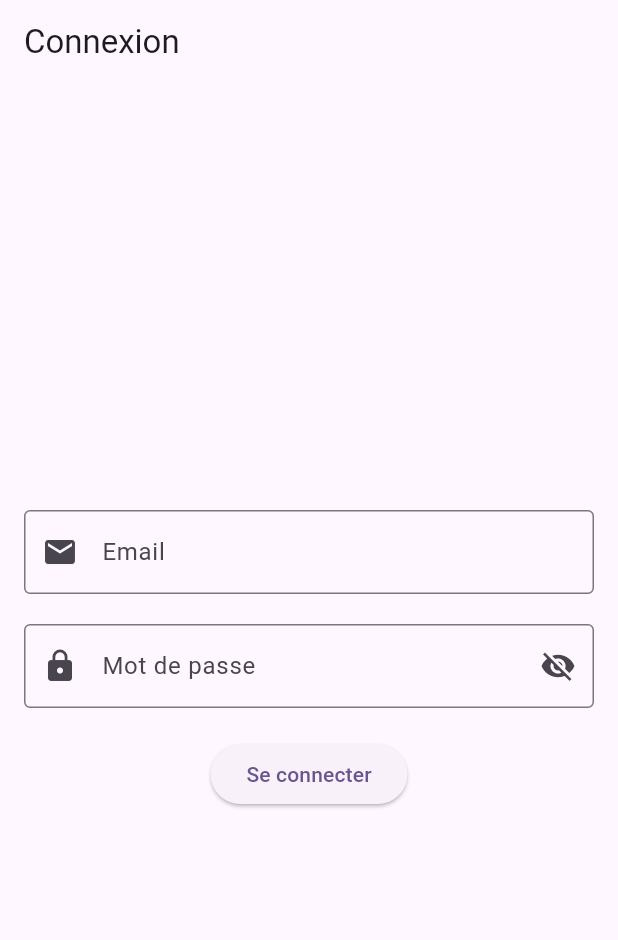
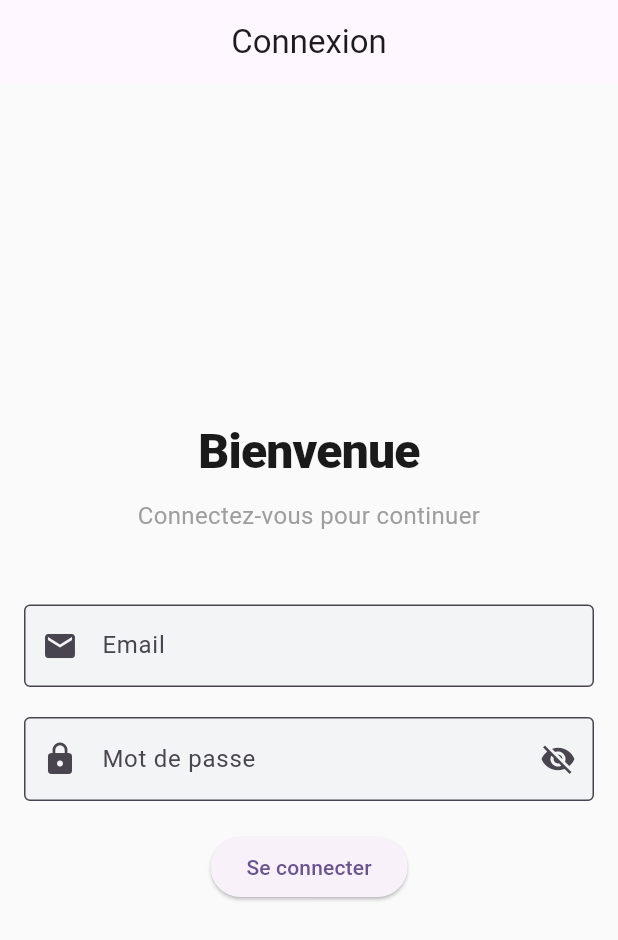
Before and after one commit to vortalitylbg/flutter-ap, a Flutter app: the screen it shows after launch, on a phone screen of 412 x 824 dp. Shown: the top 940 px of the screen. Run offline on Flutter 3.47's test engine with Material 3 defaults, Android fonts, the phone set to English and light mode, and no system bars; our stand-ins replace flutter_secure_storage; missing offline and left inert: mobile_scanner; accounts and stored records are empty.

Commit message:
Add - Connexion à la BDD via laravel App web

```diff
--- a/mobile-master/assets/env.dev.json
+++ b/mobile-master/assets/env.dev.json
@@ -1,6 +1,7 @@
 {
-  "API_URL_ANDROID": "http://192.168.1.17:8000/api",
-  "API_URL_WEB": "http://127.0.0.1:8000/api",
+  "API_URL_ANDROID": "http://10.0.2.2:8000/api",
+  "API_URL_WEB": "http://192.168.210.79:8000/api",
   "API_URL_DESKTOP": "http://127.0.0.1:8000/api",
+  "API_URL_IOS": "http://127.0.0.1:8000/api",
   "APP_VERSION": "1.0.0-dev"
 }
--- a/mobile-master/lib/screens/screen_login/log_user.dart
+++ b/mobile-master/lib/screens/screen_login/log_user.dart
@@ -55,25 +55,51 @@ class _LoginUtilisateurState extends State<LoginUtilisateur> {
   @override
   Widget build(BuildContext context) {
     return Scaffold(
-      appBar: AppBar(title: Text('Connexion')),
+      backgroundColor: const Color(0xFFFAFAFA),
+      appBar: AppBar(title: Text('Connexion'), centerTitle: true,),
       body: Padding(
         padding: EdgeInsets.all(16.0),
         child: Column(
           mainAxisAlignment: MainAxisAlignment.center,
           children: [
+            const Text(
+              'Bienvenue',
+              textAlign: TextAlign.center,
+              style: TextStyle(
+                fontSize: 32,
+                fontWeight: FontWeight.w800,
+                color: Color(0xFF1A1A1A),
+                letterSpacing: -0.5,
+              ),
+            ),
+            const SizedBox(height: 8),
+            const Text(
+              'Connectez-vous pour continuer',
+              textAlign: TextAlign.center,
+              style: TextStyle(
+                fontSize: 16,
+                color: Colors.grey,
+              ),
+            ),
+            const SizedBox(height: 48),
+
             // Champ de saisie pour l'email
             TextField(
+              style: TextStyle(color: Color(0xFF1A1A1A), fontSize: 15),
               controller: emailController,
               decoration: InputDecoration(
                 labelText: 'Email',
                 prefixIcon: Icon(Icons.email),
                 border: OutlineInputBorder(),
+                filled: true,
+                fillColor: Color(0xFFf3f4f6),
               ),
               keyboardType: TextInputType.emailAddress,
             ),
             SizedBox(height: 20),
             // Champ de saisie pour le mot de passe + icone pour afficher/masquer le mot de passe
             TextField(
+              style: TextStyle(color: Color(0xFF344d59),),
               controller: passwordController,
               obscureText: !isPasswordVisible,
               decoration: InputDecoration(
@@ -88,6 +114,8 @@ class _LoginUtilisateurState extends State<LoginUtilisateur> {
                     });
                   },
                 ),
+                filled: true,
+                fillColor: Color(0xFFf3f4f6),
               ),
             ),
             SizedBox(height: 20),
--- a/mobile-master/lib/services/api/gestionUsr/usr_api.dart
+++ b/mobile-master/lib/services/api/gestionUsr/usr_api.dart
@@ -44,7 +44,7 @@ Future<Map<String, dynamic>?> loginUser(String mail,String paswd) async {
     // Vérification du statut de la réponse
     // Si la réponse est 200, la connexion a réussi
     if (response.statusCode == 200) {
-      if (data != null && data['status'] == 'success') {
+      if (data != null) {
         return {
           'ok': true,
           'message': data['message'] ?? 'Connexion réussie',
```
Also changed, not shown: mobile-master/lib/screens/screen_login/test.dart (added, +175 -0 lines), mobile-master/assets/images/studio-musique.jpg.png (added), mobile-master/lib/main.dart (line endings or trailing spaces).
